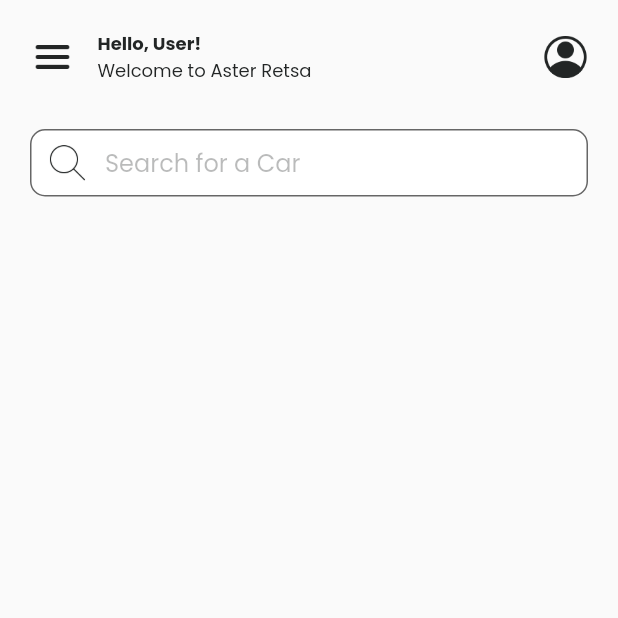
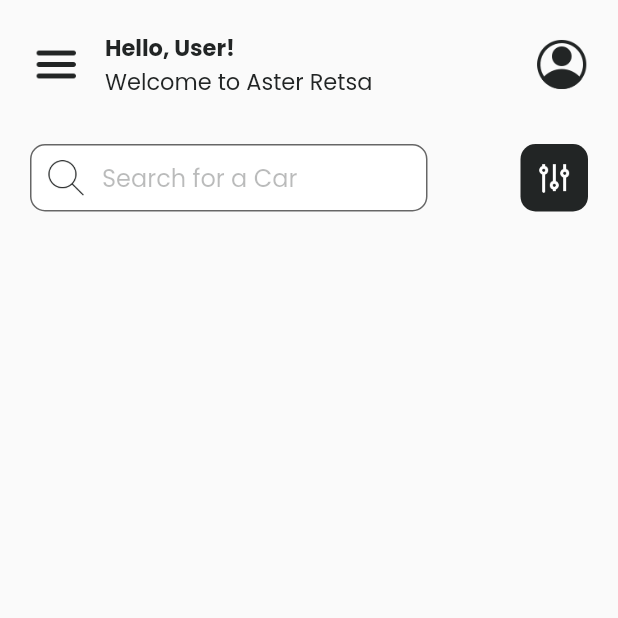
Before and after one commit to patriciaanggraeni/aster-car-rental-2023, a Flutter app: the screen it shows after launch, on a phone screen of 412 x 824 dp, the top half of it. Run offline on Flutter 3.47's test engine with Material 2 defaults, Android fonts, the phone set to English and light mode, and no system bars; our stand-ins replace google_fonts.

Commit message:
membuat widget filter

```diff
--- a/src/lib/home_page/home_page.dart
+++ b/src/lib/home_page/home_page.dart
@@ -1,5 +1,6 @@
 import 'package:flutter/material.dart';
 import 'package:src/home_page/widgets/app_bar_widget.dart';
+import 'package:src/home_page/widgets/filter_widget.dart';
 import 'package:src/home_page/widgets/search_field_widget.dart';
 
 class HomePage extends StatelessWidget {
@@ -16,7 +17,14 @@ class HomePage extends StatelessWidget {
               children: [
                 CustomAppBarWidget(),
                 SizedBox(height: 30,),
-                CustomSearchFieldWidget()
+                Row(
+                  mainAxisSize: MainAxisSize.max,
+                  mainAxisAlignment: MainAxisAlignment.spaceBetween,
+                  children: [
+                    CustomSearchFieldWidget(),
+                    CustomFilterWidget()
+                  ],
+                )
               ],
             ),
           ),
--- a/src/lib/home_page/widgets/app_bar_widget.dart
+++ b/src/lib/home_page/widgets/app_bar_widget.dart
@@ -15,7 +15,7 @@ class CustomAppBarWidget extends StatelessWidget {
             Image.asset(
               "assets/icons/menu.png",
               color: Color(0xFF222525),
-              width: 30,
+              width: 35,
             ),
             const SizedBox(width: 15,),
             Column(
@@ -26,7 +26,7 @@ class CustomAppBarWidget extends StatelessWidget {
                   style: GoogleFonts.poppins(
                     color: Color(0xFF222525),
                     fontWeight: FontWeight.bold,
-                    fontSize: 12,
+                    fontSize: 15,
                   ),
                 ),
                 Text(
@@ -34,7 +34,7 @@ class CustomAppBarWidget extends StatelessWidget {
                   style: GoogleFonts.poppins(
                     color: Color(0xFF222525),
                     fontWeight: FontWeight.normal,
-                    fontSize: 12,
+                    fontSize: 15,
                   ),
                 ),
               ],
@@ -43,7 +43,7 @@ class CustomAppBarWidget extends StatelessWidget {
         ),
         Image.asset(
           "assets/icons/account.png",
-          width: 30,
+          width: 35,
           color: Color(0xFF222525),
         ),
       ],
--- /dev/null
+++ b/src/lib/home_page/widgets/filter_widget.dart
@@ -0,0 +1,24 @@
+import 'package:flutter/material.dart';
+
+class CustomFilterWidget extends StatelessWidget {
+  const CustomFilterWidget({super.key});
+
+  @override
+  Widget build(BuildContext context) {
+    return Container(
+      height: 45,
+      width: 45,
+      decoration: BoxDecoration(
+        color: Color(0xFF222525),
+        borderRadius: BorderRadius.circular(10),
+      ),
+      alignment: Alignment.center,
+      child: Image.asset(
+        "assets/icons/filter.png",
+        color: Colors.white,
+        width: 24,
+        height: 24,
+      )
+    );
+  }
+}
--- a/src/lib/home_page/widgets/search_field_widget.dart
+++ b/src/lib/home_page/widgets/search_field_widget.dart
@@ -8,6 +8,7 @@ class CustomSearchFieldWidget extends StatelessWidget {
   Widget build(BuildContext context) {
     return Container(
       height: 45,
+      width: 265,
       child: TextField(
         cursorColor: Color(0xFF222525),
         decoration: InputDecoration(
@@ -15,7 +16,6 @@ class CustomSearchFieldWidget extends StatelessWidget {
           fillColor: Colors.white,
           filled: true,
           prefixIcon: Container(
-            width: 50,
             padding: EdgeInsets.all(10),
             child: Image.asset(
               "assets/icons/search.png",
--- a/src/pubspec.yaml
+++ b/src/pubspec.yaml
@@ -59,6 +59,7 @@ flutter:
     - assets/images/splash_screen.png
 
     - assets/icons/menu.png
+    - assets/icons/filter.png
     - assets/icons/search.png
     - assets/icons/account.png
 
```
Also changed, not shown: src/assets/icons/filter.png (added).
